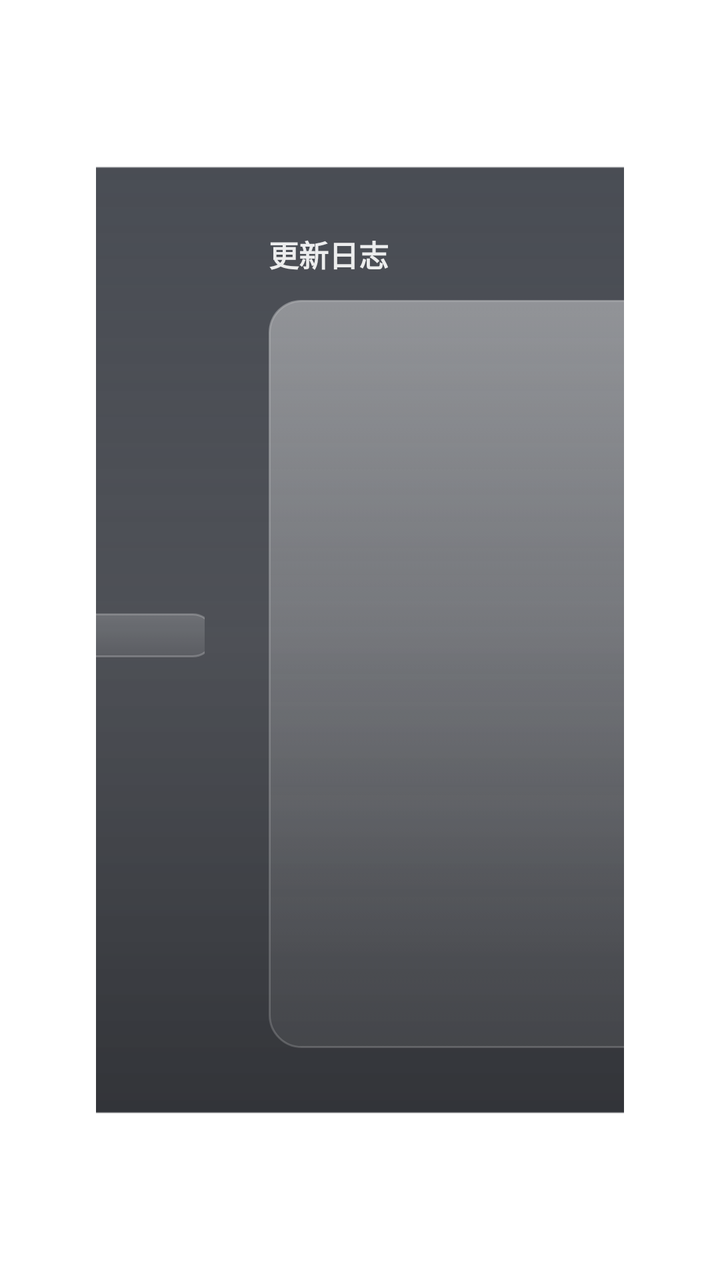
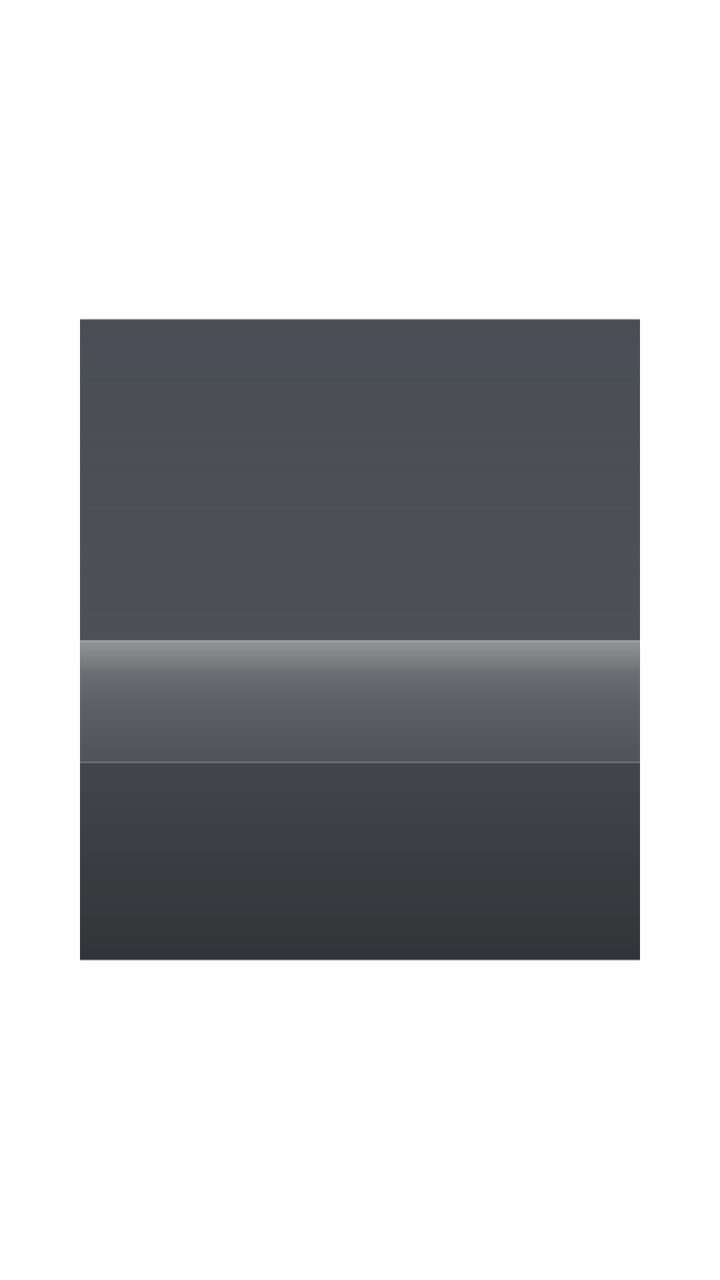

The first picture is an Android layout as it rendered before a commit; the second is the same layout after the commit. The layout source and the unified diff follow.
<!-- AndroidManifest.xml: activity theme android:Theme.Translucent.NoTitleBar -->
<!-- res/layout/activity_update.xml -->
<?xml version="1.0" encoding="utf-8"?>
<LinearLayout xmlns:android="http://schemas.android.com/apk/res/android"
    android:layout_width="match_parent"
    android:layout_height="match_parent"
    android:gravity="center"
    android:orientation="vertical"
    android:padding="48dp">

    <LinearLayout
        android:layout_width="720dp"
        android:layout_height="480dp"
        android:background="@drawable/cc_panel_bg"
        android:orientation="horizontal"
        android:padding="36dp">

        
        <LinearLayout
            android:layout_width="0dp"
            android:layout_height="match_parent"
            android:layout_weight="2"
            android:gravity="center_horizontal"
            android:orientation="vertical">

            <TextView
                android:layout_width="wrap_content"
                android:layout_height="wrap_content"
                android:text="检查更新"
                android:textColor="#FFFFFF"
                android:textSize="22sp"
                android:textStyle="bold" />

            <TextView
                android:id="@+id/updateStatus"
                android:layout_width="wrap_content"
                android:layout_height="wrap_content"
                android:layout_marginTop="20dp"
                android:text="正在检查更新…"
                android:textColor="#BFFFFFFF"
                android:textSize="16sp" />

            <TextView
                android:id="@+id/updateVersions"
                android:layout_width="wrap_content"
                android:layout_height="wrap_content"
                android:layout_marginTop="12dp"
                android:textColor="#99FFFFFF"
                android:textSize="14sp" />

            <ProgressBar
                android:id="@+id/updateProgress"
                android:layout_width="32dp"
                android:layout_height="32dp"
                android:layout_marginTop="24dp" />

            <LinearLayout
                android:id="@+id/updateActions"
                android:layout_width="match_parent"
                android:layout_height="wrap_content"
                android:layout_marginTop="28dp"
                android:orientation="vertical"
                android:visibility="gone">

                <Button
                    android:id="@+id/updateDownload"
                    style="@style/TopButton"
                    android:layout_width="match_parent"
                    android:layout_height="wrap_content"
                    android:text="下载更新" />

                <Button
                    android:id="@+id/updateSkip"
                    style="@style/TopButton"
                    android:layout_width="match_parent"
                    android:layout_height="wrap_content"
                    android:layout_marginTop="12dp"
                    android:text="跳过此版" />
            </LinearLayout>

            <Button
                android:id="@+id/updateClose"
                style="@style/TopButton"
                android:layout_width="match_parent"
                android:layout_height="wrap_content"
                android:layout_marginTop="28dp"
                android:text="关闭" />
        </LinearLayout>

        
        <LinearLayout
            android:id="@+id/updateLogPanel"
            android:layout_width="0dp"
            android:layout_height="match_parent"
            android:layout_weight="3"
            android:layout_marginStart="32dp"
            android:orientation="vertical">

            <TextView
                android:id="@+id/updateLogTitle"
                android:layout_width="wrap_content"
                android:layout_height="wrap_content"
                android:text="更新日志"
                android:textColor="#E6FFFFFF"
                android:textSize="15sp"
                android:textStyle="bold" />

            <TextView
                android:id="@+id/updateNotes"
                android:layout_width="match_parent"
                android:layout_height="0dp"
                android:layout_weight="1"
                android:layout_marginTop="12dp"
                android:background="@drawable/cc_tile_glass"
                android:gravity="top"
                android:lineSpacingMultiplier="1.4"
                android:padding="16dp"
                android:scrollbars="vertical"
                android:textColor="#D9FFFFFF"
                android:textSize="13sp" />
        </LinearLayout>
    </LinearLayout>

</LinearLayout>
<!-- resources referenced by this layout -->
<resources>
  <!-- drawable cc_panel_bg (drawable) -->
  <?xml version="1.0" encoding="utf-8"?>
  <layer-list xmlns:android="http://schemas.android.com/apk/res/android">
      
      <item>
          <shape android:shape="rectangle">
              <solid android:color="#1AFFFFFF" />
              <corners android:radius="36dp" />
          </shape>
      </item>
      <item android:left="3dp" android:top="3dp" android:right="3dp" android:bottom="3dp">
          <shape android:shape="rectangle">
              <gradient
                  android:startColor="#E6363A42"
                  android:centerColor="#D42A2D34"
                  android:endColor="#E61C1E23"
                  android:angle="270" />
              <corners android:radius="30dp" />
              <stroke android:width="1dp" android:color="#4DFFFFFF" />
          </shape>
      </item>
  </layer-list>
  <style name="TopButton" parent="TopButtonBase" />
  <style name="TopButtonBase">
          <item name="android:layout_width">wrap_content</item>
          <item name="android:layout_height">42dp</item>
          <item name="android:layout_marginStart">10dp</item>
          <item name="android:paddingStart">16dp</item>
          <item name="android:paddingEnd">20dp</item>
          <item name="android:gravity">center</item>
          <item name="android:background">@drawable/pill_bg</item>
          <item name="android:textColor">@drawable/pill_text</item>
          <item name="android:textSize">15sp</item>
          <item name="android:fontFamily">@font/outfit_medium</item>
          <item name="android:drawablePadding">9dp</item>
          <item name="android:focusable">true</item>
          <item name="android:clickable">true</item>
      </style>
  <!-- drawable pill_bg (drawable) -->
  <?xml version="1.0" encoding="utf-8"?>
  <selector xmlns:android="http://schemas.android.com/apk/res/android">
      <item android:state_focused="true">
          <shape android:shape="rectangle">
              <solid android:color="#F5FFFFFF" />
              <corners android:radius="21dp" />
          </shape>
      </item>
      
      <item android:state_activated="true">
          <shape android:shape="rectangle">
              <solid android:color="#596EC1FF" />
              <stroke android:width="1.5dp" android:color="#FF6EC1FF" />
              <corners android:radius="21dp" />
          </shape>
      </item>
      <item>
          <shape android:shape="rectangle">
              <gradient android:angle="270" android:startColor="#2EFFFFFF" android:endColor="#14FFFFFF" />
              <stroke android:width="1dp" android:color="#38FFFFFF" />
              <corners android:radius="21dp" />
          </shape>
      </item>
  </selector>
  <!-- drawable pill_text (drawable) -->
  <?xml version="1.0" encoding="utf-8"?>
  <selector xmlns:android="http://schemas.android.com/apk/res/android">
      <item android:state_focused="true" android:color="#FF111111" />
      <item android:color="#FFFFFFFF" />
  </selector>
  <!-- unchanged entries left out for length: 1 -->
</resources>

<!-- the commit's change to res/layout/activity_update.xml (unified diff, before → after) -->
@@ -4,118 +4,118 @@
     android:layout_height="match_parent"
     android:gravity="center"
     android:orientation="vertical"
-    android:padding="48dp">
+    android:padding="40dp">
 
     <LinearLayout
-        android:layout_width="720dp"
-        android:layout_height="480dp"
+        android:layout_width="760dp"
+        android:layout_height="wrap_content"
         android:background="@drawable/cc_panel_bg"
-        android:orientation="horizontal"
-        android:padding="36dp">
+        android:orientation="vertical"
+        android:padding="32dp">
+
+        
+        <TextView
+            android:layout_width="wrap_content"
+            android:layout_height="wrap_content"
+            android:text="检查更新"
+            android:textColor="#FFFFFF"
+            android:textSize="22sp"
+            android:textStyle="bold" />
 
         
         <LinearLayout
-            android:layout_width="0dp"
-            android:layout_height="match_parent"
-            android:layout_weight="2"
-            android:gravity="center_horizontal"
-            android:orientation="vertical">
-
-            <TextView
-                android:layout_width="wrap_content"
-                android:layout_height="wrap_content"
-                android:text="检查更新"
-                android:textColor="#FFFFFF"
-                android:textSize="22sp"
-                android:textStyle="bold" />
+            android:layout_width="match_parent"
+            android:layout_height="wrap_content"
+            android:layout_marginTop="16dp"
+            android:gravity="center_vertical"
+            android:orientation="horizontal">
 
             <TextView
                 android:id="@+id/updateStatus"
                 android:layout_width="wrap_content"
                 android:layout_height="wrap_content"
-                android:layout_marginTop="20dp"
                 android:text="正在检查更新…"
                 android:textColor="#BFFFFFFF"
                 android:textSize="16sp" />
+
+            <ProgressBar
+                android:id="@+id/updateProgress"
+                android:layout_width="24dp"
+                android:layout_height="24dp"
+                android:layout_marginStart="12dp" />
 
             <TextView
                 android:id="@+id/updateVersions"
                 android:layout_width="wrap_content"
                 android:layout_height="wrap_content"
-                android:layout_marginTop="12dp"
-                android:textColor="#99FFFFFF"
-                android:textSize="14sp" />
+                android:layout_marginStart="16dp"
+                android:background="@drawable/cc_tile_glass"
+                android:paddingLeft="12dp"
+                android:paddingTop="5dp"
+                android:paddingRight="12dp"
+                android:paddingBottom="5dp"
+                android:textColor="#CCFFFFFF"
+                android:textSize="13sp" />
+        </LinearLayout>
 
-            <ProgressBar
-                android:id="@+id/updateProgress"
-                android:layout_width="32dp"
-                android:layout_height="32dp"
-                android:layout_marginTop="24dp" />
+        
+        <TextView
+            android:id="@+id/updateLogTitle"
+            android:layout_width="match_parent"
+            android:layout_height="wrap_content"
+            android:layout_marginTop="24dp"
+            android:text="更新日志"
+            android:textColor="#E6FFFFFF"
+            android:textSize="15sp"
+            android:textStyle="bold" />
 
-            <LinearLayout
-                android:id="@+id/updateActions"
-                android:layout_width="match_parent"
-                android:layout_height="wrap_content"
-                android:layout_marginTop="28dp"
-                android:orientation="vertical"
-                android:visibility="gone">
+        <TextView
+            android:id="@+id/updateNotes"
+            android:layout_width="match_parent"
+            android:layout_height="wrap_content"
+            android:layout_marginTop="10dp"
+            android:background="@drawable/cc_tile_glass"
+            android:gravity="top|start"
+            android:lineSpacingExtra="8dp"
+            android:maxHeight="300dp"
+            android:minHeight="0dp"
+            android:padding="20dp"
+            android:scrollbars="vertical"
+            android:textColor="#F0FFFFFF"
+            android:textSize="16sp" />
 
-                <Button
-                    android:id="@+id/updateDownload"
-                    style="@style/TopButton"
-                    android:layout_width="match_parent"
-                    android:layout_height="wrap_content"
-                    android:text="下载更新" />
+        
+        <LinearLayout
+            android:layout_width="match_parent"
+            android:layout_height="wrap_content"
+            android:layout_marginTop="24dp"
+            android:gravity="end"
+            android:orientation="horizontal">
 
-                <Button
-                    android:id="@+id/updateSkip"
-                    style="@style/TopButton"
-                    android:layout_width="match_parent"
-                    android:layout_height="wrap_content"
-                    android:layout_marginTop="12dp"
-                    android:text="跳过此版" />
-            </LinearLayout>
+            <Button
+                android:id="@+id/updateDownload"
+                style="@style/TopButton"
+                android:layout_width="160dp"
+                android:layout_height="46dp"
+                android:text="下载更新"
+                android:visibility="gone" />
+
+            <Button
+                android:id="@+id/updateSkip"
+                style="@style/TopButton"
+                android:layout_width="140dp"
+                android:layout_height="46dp"
+                android:layout_marginStart="12dp"
+                android:text="跳过此版"
+                android:visibility="gone" />
 
             <Button
                 android:id="@+id/updateClose"
                 style="@style/TopButton"
-                android:layout_width="match_parent"
-                android:layout_height="wrap_content"
-                android:layout_marginTop="28dp"
+                android:layout_width="140dp"
+                android:layout_height="46dp"
+                android:layout_marginStart="12dp"
                 android:text="关闭" />
-        </LinearLayout>
-
-        
-        <LinearLayout
-            android:id="@+id/updateLogPanel"
-            android:layout_width="0dp"
-            android:layout_height="match_parent"
-            android:layout_weight="3"
-            android:layout_marginStart="32dp"
-            android:orientation="vertical">
-
-            <TextView
-                android:id="@+id/updateLogTitle"
-                android:layout_width="wrap_content"
-                android:layout_height="wrap_content"
-                android:text="更新日志"
-                android:textColor="#E6FFFFFF"
-                android:textSize="15sp"
-                android:textStyle="bold" />
-
-            <TextView
-                android:id="@+id/updateNotes"
-                android:layout_width="match_parent"
-                android:layout_height="0dp"
-                android:layout_weight="1"
-                android:layout_marginTop="12dp"
-                android:background="@drawable/cc_tile_glass"
-                android:gravity="top"
-                android:lineSpacingMultiplier="1.4"
-                android:padding="16dp"
-                android:scrollbars="vertical"
-                android:textColor="#D9FFFFFF"
-                android:textSize="13sp" />
         </LinearLayout>
     </LinearLayout>
 
